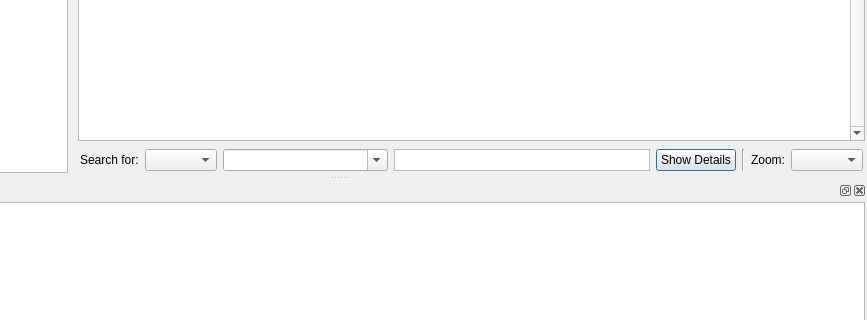
First picture: the form in filemapper.ui, repository djwong/filemapper, before the edit; both pictures show x 190 to 1057 and y 311 to 631 of the 1057 by 729 pixel window.
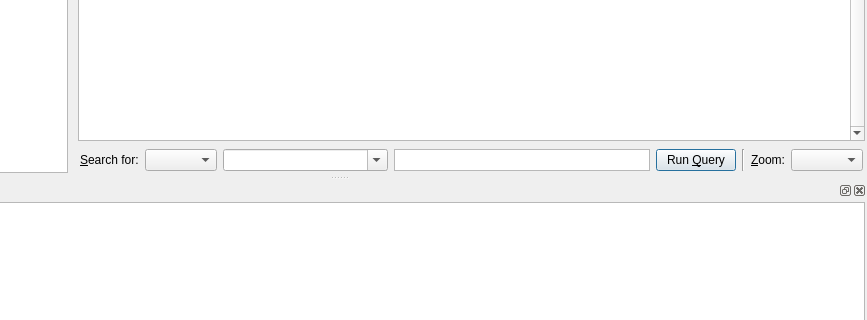
Second picture: the form after the edit. Icons and pictures are not drawn.

Commit message: gui: Add some more keyboard accelerators.

```diff
--- a/filemapper.ui
+++ b/filemapper.ui
@@ -95,7 +95,10 @@
        <item>
         <widget class="QLabel" name="label">
          <property name="text">
-          <string>Search for:</string>
+          <string>&amp;Search for:</string>
+         </property>
+         <property name="buddy">
+          <cstring>querytype_combo</cstring>
          </property>
         </widget>
        </item>
@@ -168,7 +171,7 @@
        <item>
         <widget class="QPushButton" name="query_btn">
          <property name="text">
-          <string>Show Details</string>
+          <string>Run &amp;Query</string>
          </property>
          <property name="shortcut">
           <string>Alt+S</string>
@@ -188,7 +191,10 @@
        <item>
         <widget class="QLabel" name="label_2">
          <property name="text">
-          <string>Zoom:</string>
+          <string>&amp;Zoom:</string>
+         </property>
+         <property name="buddy">
+          <cstring>zoom_combo</cstring>
          </property>
         </widget>
        </item>
```
Left out of the diff: 2 changed lines with no effect on the pictures.
